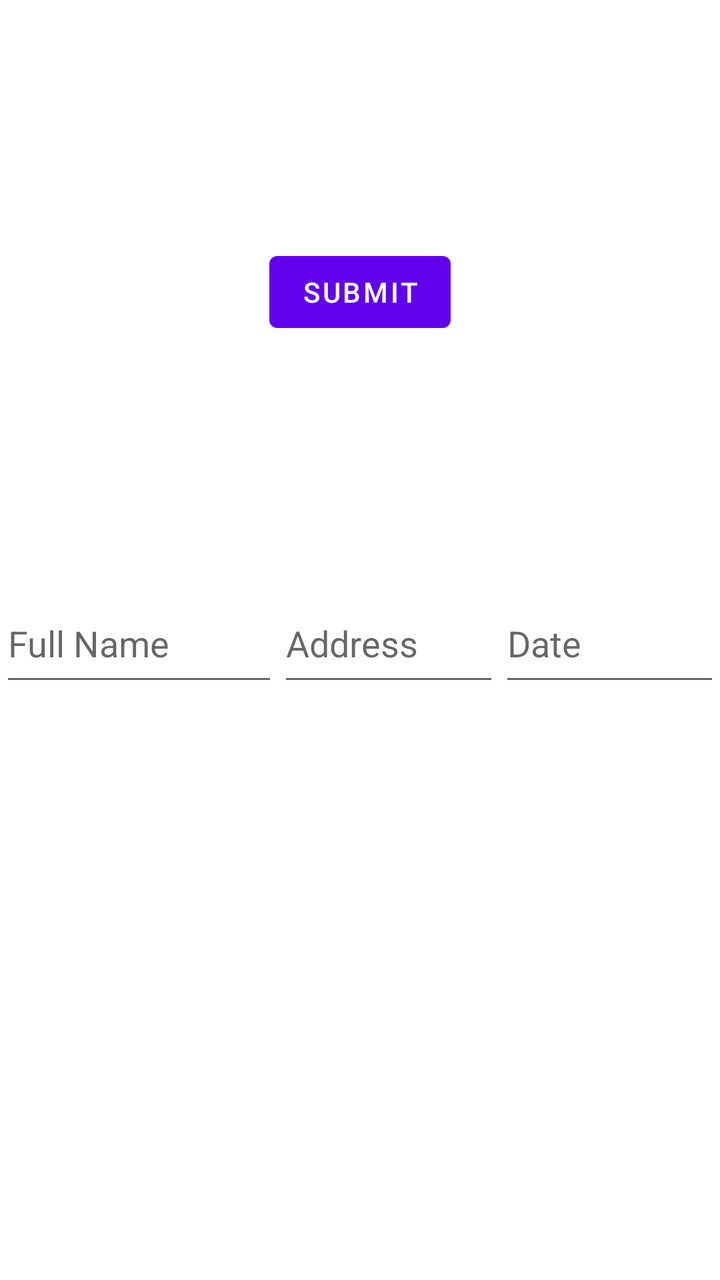
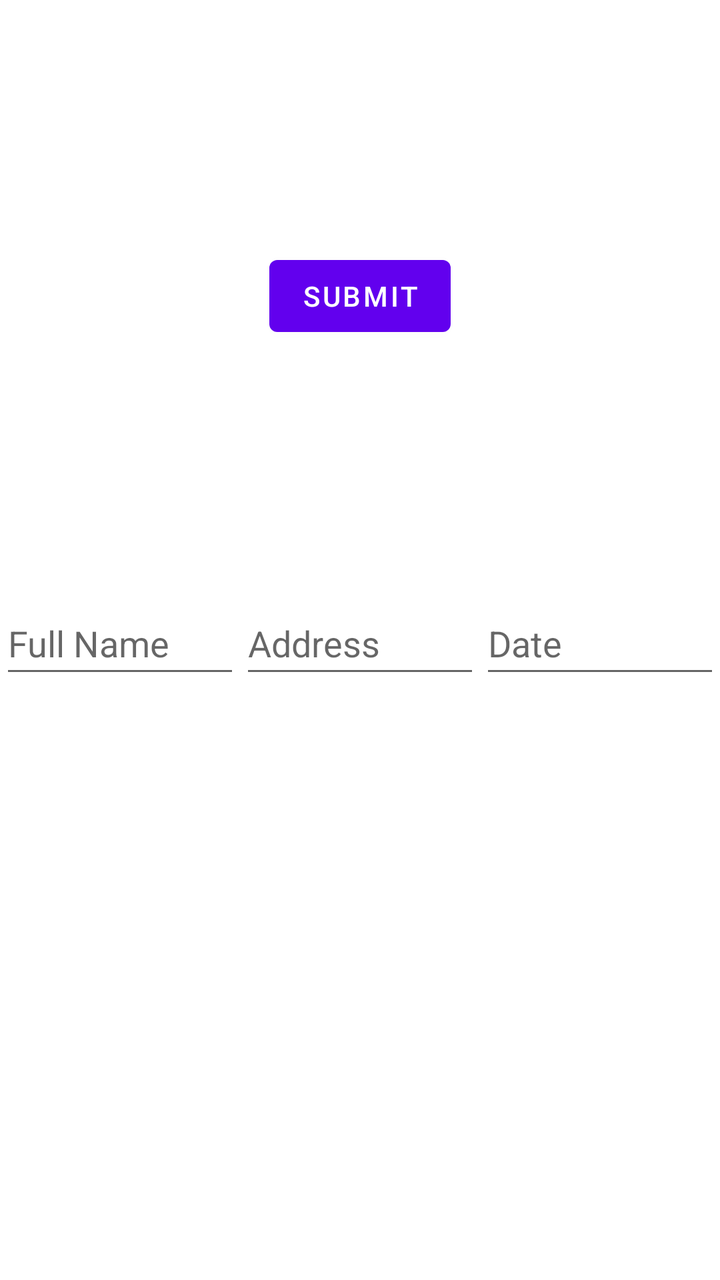

Screens rendered from an Android XML layout before and after an edit, with the pre-edit source and the edit as a unified diff.
<!-- AndroidManifest.xml: application theme Theme.InternetCall -->
<!-- res/layout/popup_row.xml -->
<?xml version="1.0" encoding="utf-8"?>
<androidx.constraintlayout.widget.ConstraintLayout xmlns:android="http://schemas.android.com/apk/res/android"
    xmlns:app="http://schemas.android.com/apk/res-auto"
    xmlns:tools="http://schemas.android.com/tools"
    android:layout_width="match_parent"

    android:layout_height="match_parent">


    <LinearLayout
        android:id="@+id/linearLayout2"
        android:layout_width="match_parent"
        android:layout_height="wrap_content"
        android:orientation="vertical"
        app:layout_constraintBottom_toBottomOf="parent"
        app:layout_constraintEnd_toEndOf="parent"
        app:layout_constraintStart_toStartOf="parent"
        app:layout_constraintTop_toTopOf="parent">

        <LinearLayout
            android:id="@+id/angie"
            android:layout_width="match_parent"
            android:layout_height="match_parent"
            android:orientation="horizontal">

            <EditText
                android:id="@+id/popupfullname"
                android:layout_width="139dp"
                android:layout_height="match_parent"
                android:ems="10"
                android:hint="Full Name"
                android:inputType="textPersonName"
                android:minHeight="56dp" />

            <EditText
                android:id="@+id/popupaddress"
                android:layout_width="240dp"
                android:layout_height="match_parent"
                android:layout_weight="1"
                android:ems="10"
                android:hint="Address"
                android:inputType="textPersonName"
                android:minHeight="56dp" />

            <EditText
                android:id="@+id/popupdate"
                android:layout_width="240dp"
                android:layout_height="match_parent"
                android:layout_weight="1"
                android:ems="10"
                android:hint="Date"
                android:inputType="textPersonName"
                android:minHeight="56dp" />

        </LinearLayout>

    </LinearLayout>

    <Button
        android:id="@+id/btnSubmit"
        android:layout_width="wrap_content"
        android:layout_height="wrap_content"
        android:baselineAligned="false"
        android:text="Submit"
        app:layout_constraintBottom_toTopOf="@+id/linearLayout2"
        app:layout_constraintEnd_toEndOf="parent"
        app:layout_constraintStart_toStartOf="parent"
        app:layout_constraintTop_toTopOf="parent" />

</androidx.constraintlayout.widget.ConstraintLayout>
<!-- resources referenced by this layout -->
<resources>
  <style name="Theme.InternetCall" parent="Theme.MaterialComponents.DayNight.DarkActionBar">
          
          <item name="colorPrimary">@color/purple_500</item>
          <item name="colorPrimaryVariant">@color/purple_700</item>
          <item name="colorOnPrimary">@color/white</item>
          
          <item name="colorSecondary">@color/teal_200</item>
          <item name="colorSecondaryVariant">@color/teal_700</item>
          <item name="colorOnSecondary">@color/black</item>
          
          <item name="android:statusBarColor" tools:targetApi="l">?attr/colorPrimaryVariant</item>
          
      </style>
  <color name="purple_500">#FF6200EE</color>
  <color name="purple_700">#FF3700B3</color>
  <color name="white">#FFFFFFFF</color>
  <color name="teal_200">#FF03DAC5</color>
  <color name="teal_700">#FF018786</color>
  <color name="black">#FF000000</color>
</resources>

<!-- the commit's change to res/layout/popup_row.xml (unified diff, before → after) -->
@@ -10,7 +10,7 @@
     <LinearLayout
         android:id="@+id/linearLayout2"
         android:layout_width="match_parent"
-        android:layout_height="wrap_content"
+        android:layout_height="48dp"
         android:orientation="vertical"
         app:layout_constraintBottom_toBottomOf="parent"
         app:layout_constraintEnd_toEndOf="parent"
@@ -25,12 +25,13 @@
 
             <EditText
                 android:id="@+id/popupfullname"
-                android:layout_width="139dp"
+                android:layout_width="240dp"
                 android:layout_height="match_parent"
+                android:layout_weight="1"
                 android:ems="10"
                 android:hint="Full Name"
                 android:inputType="textPersonName"
-                android:minHeight="56dp" />
+                android:minHeight="48dp" />
 
             <EditText
                 android:id="@+id/popupaddress"
@@ -40,7 +41,7 @@
                 android:ems="10"
                 android:hint="Address"
                 android:inputType="textPersonName"
-                android:minHeight="56dp" />
+                android:minHeight="48dp" />
 
             <EditText
                 android:id="@+id/popupdate"
@@ -50,7 +51,7 @@
                 android:ems="10"
                 android:hint="Date"
                 android:inputType="textPersonName"
-                android:minHeight="56dp" />
+                android:minHeight="48dp" />
 
         </LinearLayout>
 
